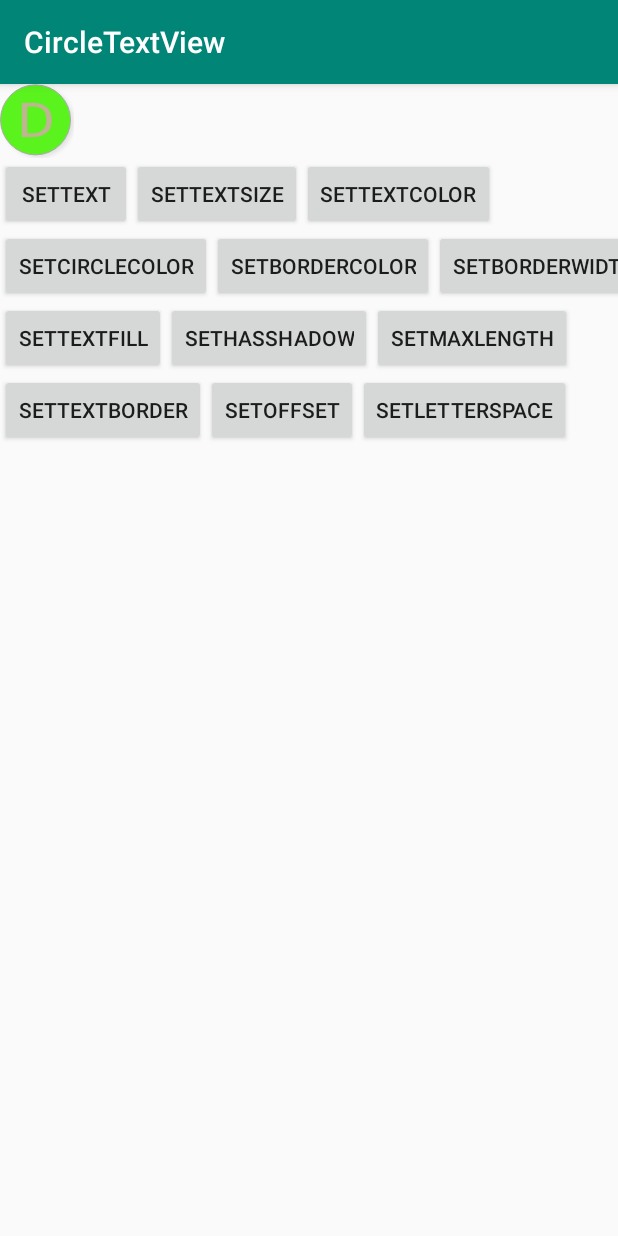
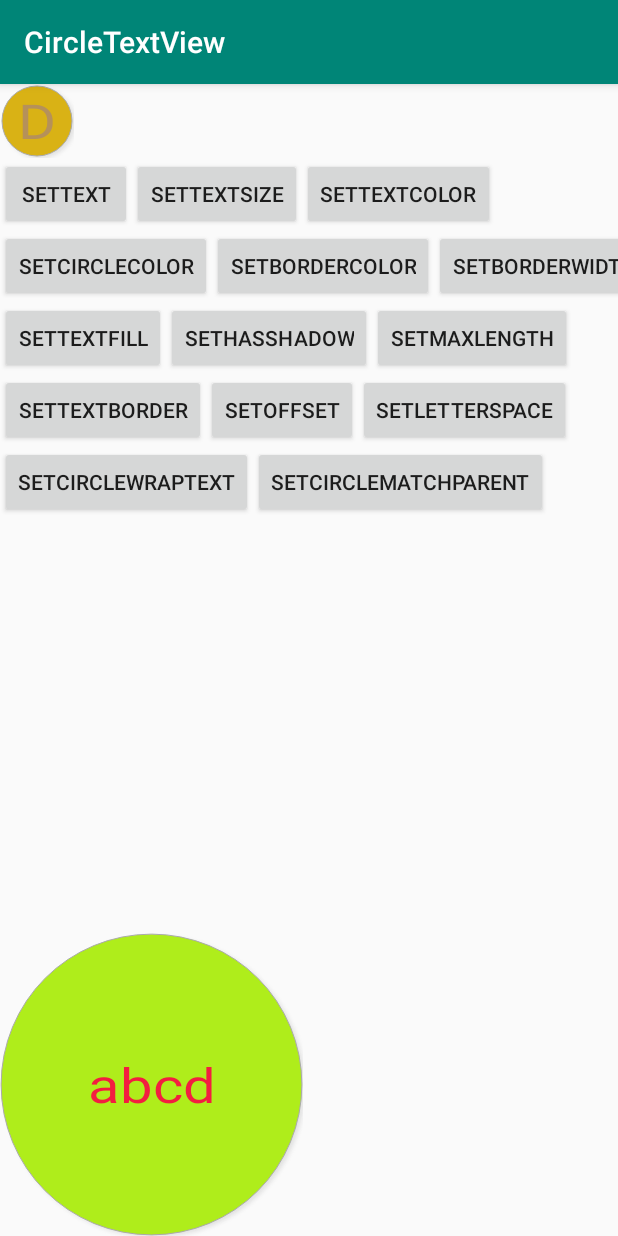
Before and after one commit to my-jabin/CircleTextView, an Android app: the TestActivity screen opened directly, with no data from a screen before it, after a tap on "SETCIRCLECOLOR", on a phone screen of 412 x 824 dp. Run offline under Robolectric (Android 15) with nearby library versions, the phone set to English and light mode, and no system bars; 2 other taps on this screen came first.

Commit message:
Update README. able to set Circle size via match_parent or wrap_text or offset

```diff
--- a/CircleTextView/src/main/java/com/jiujiu/lib/CircleTextView.kt
+++ b/CircleTextView/src/main/java/com/jiujiu/lib/CircleTextView.kt
@@ -4,6 +4,7 @@ import android.content.Context
 import android.graphics.*
 import android.text.TextPaint
 import android.util.AttributeSet
+import android.util.Log
 import android.view.View
 import androidx.core.graphics.ColorUtils
 import kotlin.math.max
@@ -18,6 +19,7 @@ class CircleTextView @JvmOverloads constructor(
     companion object {
         const val FILL = 1
         const val EMPTY = 2
+        private val TAG: String = "CircleTextView"
     }
 
     private var mOffset: Float = 0f
@@ -51,6 +53,7 @@ class CircleTextView @JvmOverloads constructor(
     private var mRadius: Float = 0f
     private var circleX: Float = 0f
     private var circleY: Float = 0f
+    private var mCircleSize: Int
 
     init {
         setLayerType(LAYER_TYPE_SOFTWARE, null)
@@ -80,11 +83,14 @@ class CircleTextView @JvmOverloads constructor(
         hasText = typedArray.hasValueOrEmpty(R.styleable.CircleTextView_text)
         mText = if (hasText) typedArray.getText(R.styleable.CircleTextView_text) else ""
         mMaxLength = typedArray.getInt(R.styleable.CircleTextView_maxLength, Int.MAX_VALUE)
+        mCircleSize =
+            typedArray.getInt(R.styleable.CircleTextView_circle_size, CircleSize.WRAP_TEXT.ordinal)
         typedArray.recycle()
         setUpPaint()
     }
 
     override fun onMeasure(widthMeasureSpec: Int, heightMeasureSpec: Int) {
+        Log.d(TAG, "onMeasure....")
         val widthMode = MeasureSpec.getMode(widthMeasureSpec)
         val widthSize = MeasureSpec.getSize(widthMeasureSpec)
         val heightMode = MeasureSpec.getMode(heightMeasureSpec)
@@ -94,23 +100,7 @@ class CircleTextView @JvmOverloads constructor(
         var mHeight = heightSize
 
         if (hasText) {
-            mTextPaint.textSize = mTextSize.toFloat()
-            mTextWidth = if (mMaxLength != Int.MAX_VALUE && mMaxLength < mText.length) {
-                mTextPaint.getTextBounds(
-                    mText.toString().substring(0, mMaxLength),
-                    0,
-                    mMaxLength,
-                    mRect
-                )
-                mTextPaint.measureText(mText.toString().substring(0, mMaxLength))
-            } else {
-                mTextPaint.getTextBounds(mText.toString(), 0, mText.length, mRect)
-                mTextPaint.measureText(mText.toString())
-            }
-
-            val fm = mTextPaint.fontMetrics
-            mTextHeight = min(fm.descent - fm.ascent, mRect.height().toFloat())
-
+            measureText()
             if (widthMode != MeasureSpec.EXACTLY) {
                 mWidth =
                     (paddingStart + paddingRight + mTextWidth + 2 * mBorderWidth + 2 * mOffset).toInt() + 1
@@ -130,10 +120,11 @@ class CircleTextView @JvmOverloads constructor(
             mHeight = 0
         }
         setMeasuredDimension(max(mWidth, mHeight), max(mWidth, mHeight))
+        setUpCircle(max(mWidth, mHeight), max(mWidth, mHeight))
     }
 
     override fun onDraw(canvas: Canvas?) {
-
+        Log.d(TAG, "on drawing...")
         canvas?.translate(circleX, circleY)
 
         if (mShadow && mCircleColor != Color.TRANSPARENT) {
@@ -175,23 +166,58 @@ class CircleTextView @JvmOverloads constructor(
     }
 
     override fun onSizeChanged(w: Int, h: Int, oldw: Int, oldh: Int) {
+        Log.d(TAG, "on size changed..")
         super.onSizeChanged(w, h, oldw, oldh)
+        setUpCircle(w, h)
+    }
+
+    private fun measureText() {
+        Log.d(TAG, "measuring text...")
+        mTextPaint.textSize = mTextSize.toFloat()
+        mTextPaint.letterSpacing = mLetterSpace
+        mTextWidth = if (mMaxLength != Int.MAX_VALUE && mMaxLength < mText.length) {
+            mTextPaint.getTextBounds(
+                mText.toString().substring(0, mMaxLength),
+                0,
+                mMaxLength,
+                mRect
+            )
+            mTextPaint.measureText(mText.toString().substring(0, mMaxLength))
+        } else {
+            mTextPaint.getTextBounds(mText.toString(), 0, mText.length, mRect)
+            mTextPaint.measureText(mText.toString())
+        }
+
+        val fm = mTextPaint.fontMetrics
+        mTextHeight = min(fm.descent - fm.ascent, mRect.height().toFloat())
+    }
+
+    private fun setUpCircle(w: Int, h: Int) {
         circleX = if (mShadow) {
-            paddingLeft + (w - paddingLeft - paddingRight - mShadowX) / 2f
+            paddingLeft + (w - paddingLeft - paddingRight - mShadowX) / 2f + mShadowX / 2
         } else {
             paddingLeft + (w - paddingLeft - paddingRight) / 2f
         }
         circleY = if (mShadow) {
-            paddingTop + (h - paddingTop - paddingBottom - mShadowY) / 2f
+            paddingTop + (h - paddingTop - paddingBottom - mShadowY) / 2f + mShadowY / 2
         } else {
-            paddingTop + (h - paddingTop - paddingBottom) / 2f
+            paddingTop + (h - paddingTop - paddingBottom) / 2f + 1
         }
-        mRadius =
-            if (mTextWidth > mTextHeight - mOffset) (mTextWidth + 2 * mOffset) / 2 else mTextHeight / 2 + mOffset
+
+        if (mCircleSize == CircleSize.WRAP_TEXT.ordinal) {
+            mRadius =
+                if (mTextWidth > mTextHeight - mOffset) (mTextWidth + 2 * mOffset) / 2 else mTextHeight / 2 + mOffset
+            Log.d(TAG, "Set up circle:  text width= $mTextWidth, radius=$mRadius")
+        } else if (mCircleSize == CircleSize.MATCH_PARENT.ordinal) {
+            mRadius = max(
+                (w - paddingStart - paddingEnd - 2 * mBorderWidth - mShadowX) / 2f,
+                (h - paddingTop - paddingBottom - 2 * mBorderWidth - mShadowY) / 2f
+            )
+        }
     }
 
     private fun setUpPaint() {
-
+        Log.d(TAG, "setting up paint")
         mBorderPaint.reset()
         mBorderPaint.apply {
             style = Paint.Style.STROKE
@@ -226,47 +252,44 @@ class CircleTextView @JvmOverloads constructor(
         }
     }
 
+    private fun setUp() {
+        setUpPaint()
+        requestLayout()
+        invalidate()
+    }
+
     fun setText(text: String) {
         mText = text
-        requestLayout()
-        invalidate()
+        hasText = !mText.isBlank()
+        setUp()
     }
 
     // unit: sp
     fun setTestSize(size: Int) {
         this.mTextSize = (size * context.resources.displayMetrics.scaledDensity).toInt()
         mOffset = mTextSize / 3f
-        requestLayout()
-        invalidate()
+        setUp()
     }
 
     fun setTextColor(color: Int) {
         mTextColor = color
-        setUpPaint()
-        requestLayout()
-        invalidate()
+        setUp()
     }
 
     fun setCircleColor(color: Int) {
         mCircleColor = color
-        setUpPaint()
-        requestLayout()
-        invalidate()
+        setUp()
     }
 
     fun setBorderColor(color: Int) {
         mBorderColor = color
-        setUpPaint()
-        requestLayout()
-        invalidate()
+        setUp()
     }
 
     // unit：dp
     fun setBorderWidth(width: Int) {
         mBorderWidth = width * resources.displayMetrics.density
-        setUpPaint()
-        requestLayout()
-        invalidate()
+        setUp()
     }
 
     fun setTextStyle(style: Int) {
@@ -276,18 +299,14 @@ class CircleTextView @JvmOverloads constructor(
             else -> {
             }
         }
-        setUpPaint()
-        requestLayout()
-        invalidate()
+        setUp()
     }
 
     fun getTextStyle() = mTextStyle
 
     fun setShadow(has: Boolean) {
         mShadow = has
-        setUpPaint()
-        requestLayout()
-        invalidate()
+        setUp()
     }
 
     fun hasShadow() = mShadow
@@ -297,9 +316,7 @@ class CircleTextView @JvmOverloads constructor(
     fun setMaxLength(length: Int) {
         if (length > 0) {
             mMaxLength = length
-            setUpPaint()
-            requestLayout()
-            invalidate()
+            setUp()
         }
     }
 
@@ -308,14 +325,19 @@ class CircleTextView @JvmOverloads constructor(
     // Unit in dp
     fun setOffset(offset: Int) {
         mOffset = offset.toFloat()
-        requestLayout()
-        invalidate()
+        setUp()
     }
 
     fun setLetterSpace(space: Float) {
         mLetterSpace = space
-        setUpPaint()
-        requestLayout()
-        invalidate()
+        setUp()
+    }
+
+    fun setCircleSize(type: CircleSize) {
+        mCircleSize = type.ordinal
+        setUp()
     }
 }
+
+
+enum class CircleSize(type: Int) { MATCH_PARENT(0), WRAP_TEXT(1) }
--- a/CircleTextView/src/main/res/values/attrs.xml
+++ b/CircleTextView/src/main/res/values/attrs.xml
@@ -16,5 +16,9 @@
         </attr>
         <attr name="letterSpace" format="float" />
         <attr name="offset" format="dimension" />
+        <attr name="circle_size" format="enum">
+            <enum name="match_parent" value="0" />
+            <enum name="wrap_text" value="1" />
+        </attr>
     </declare-styleable>
 </resources>
--- a/app/src/main/res/layout/activity_main_test.xml
+++ b/app/src/main/res/layout/activity_main_test.xml
@@ -16,6 +16,19 @@
             app:layout_constraintTop_toTopOf="parent"
             app:shadow="true"
             app:text="H"
+            app:textSize="32sp" />
+
+    <com.jiujiu.lib.CircleTextView
+            android:id="@+id/ctv2"
+            android:layout_width="200dp"
+            android:layout_height="200dp"
+            app:borderColor="@android:color/darker_gray"
+            app:circleColor="#a5d6a7"
+            app:circle_size="match_parent"
+            app:layout_constraintBottom_toBottomOf="parent"
+            app:layout_constraintStart_toStartOf="parent"
+            app:shadow="true"
+            app:text="HELL"
             app:textSize="32sp" />
 
     <com.jiujiu.lib.CircleTextView
@@ -135,6 +148,25 @@
             app:layout_constraintStart_toEndOf="@id/buttonSetOffset"
             app:layout_constraintTop_toBottomOf="@id/buttonSetTextFill" />
 
+    <Button
+            android:id="@+id/buttonCircleSize"
+            android:layout_width="wrap_content"
+            android:layout_height="wrap_content"
+            android:onClick="setCircleSizeWrapText"
+            android:text="setCircleWrapText"
+            app:layout_constraintStart_toStartOf="parent"
+            app:layout_constraintTop_toBottomOf="@id/buttonSetOffset" />
+
+    <Button
+            android:id="@+id/buttonCircleSize2"
+            android:layout_width="wrap_content"
+            android:layout_height="wrap_content"
+            android:onClick="setCircleSizeMatchParent"
+            android:text="setCircleMatchParent"
+            app:layout_constraintStart_toEndOf="@id/buttonCircleSize"
+            app:layout_constraintTop_toBottomOf="@id/buttonSetOffset" />
+
+
     <!--    <LinearLayout-->
     <!--            android:layout_width="match_parent"-->
     <!--            android:layout_height="wrap_content"-->
```
Also changed, not shown: app/src/main/AndroidManifest.xml (+4 -4 lines), app/src/main/java/com/jiujiu/circletextview/TestActivity.kt (+26 -4 lines), app/src/main/res/layout/activity_main.xml (+6 -4 lines), 2 other files.
